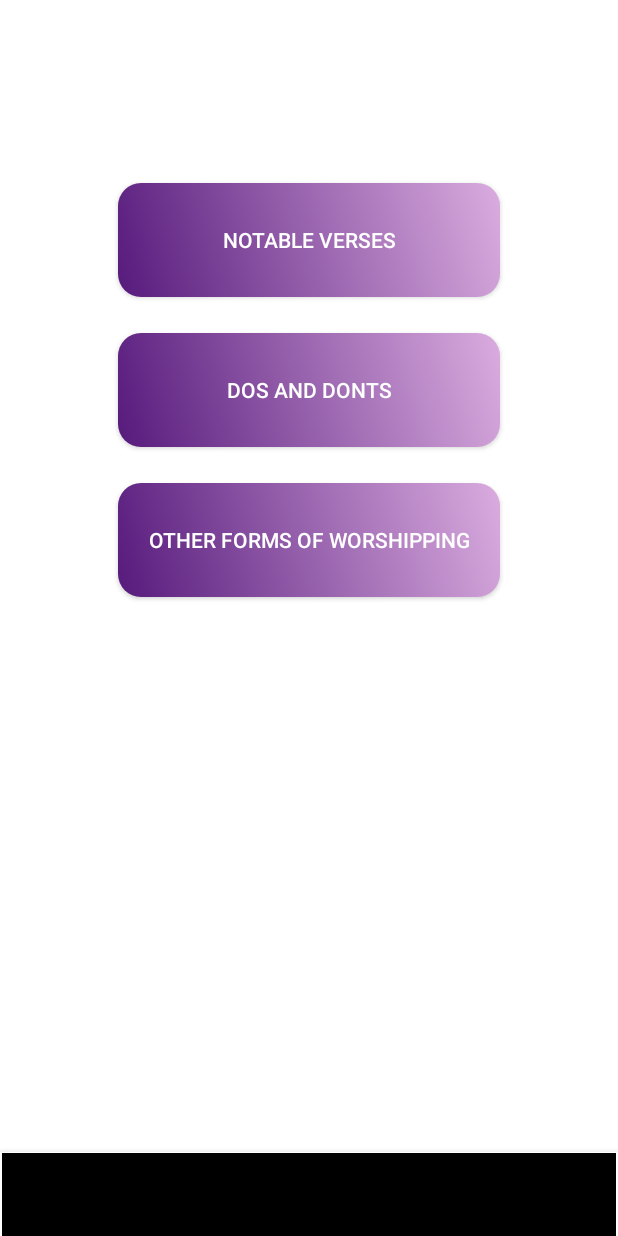
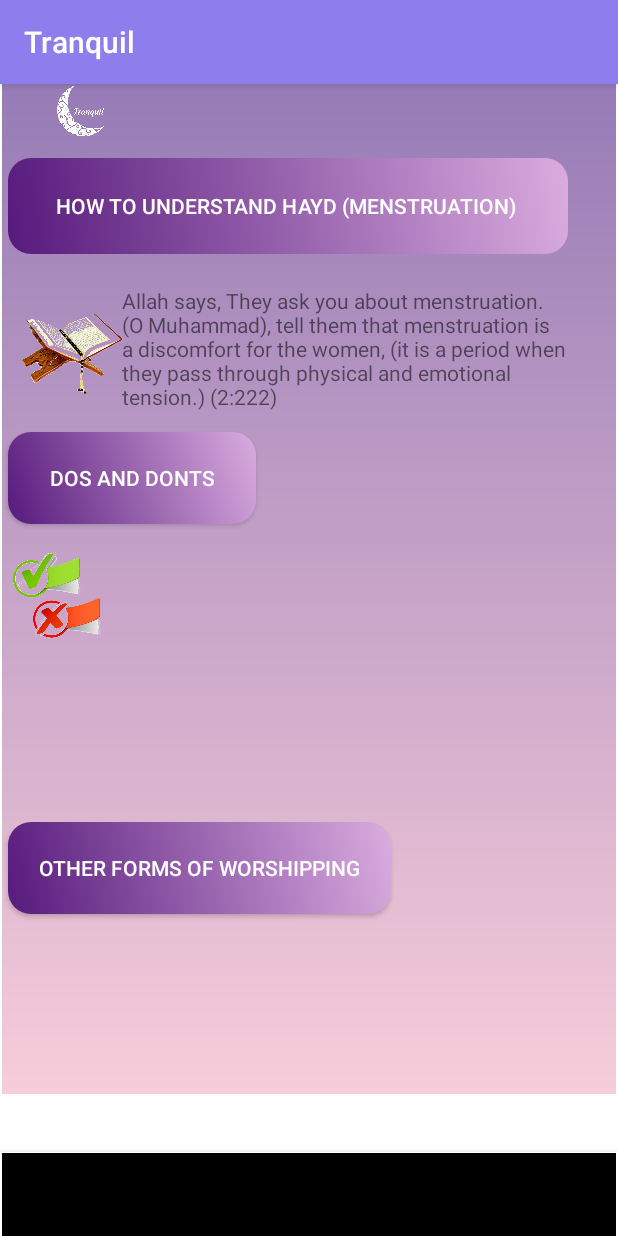
Before and after one commit to nuznoor/Tranquil, an Android app: the guidance2 screen opened through its navigation route, on a phone screen of 412 x 824 dp. Run offline under Robolectric (Android 15) with nearby library versions, the phone set to English and light mode, and no system bars; our stand-ins replace navigation-ui.

Commit message:
add title

```diff
--- a/app/src/main/AndroidManifest.xml
+++ b/app/src/main/AndroidManifest.xml
@@ -8,7 +8,7 @@
         android:label="@string/app_name"
         android:roundIcon="@mipmap/ic_launcher_round"
         android:supportsRtl="true"
-        android:theme="@style/Theme.AppCompat.NoActionBar">
+        android:theme="@style/AppTheme">
         <activity android:name=".Home"></activity>
         <activity android:name=".MainActivity">
             <intent-filter>
--- a/app/src/main/res/layout/fragment_community2.xml
+++ b/app/src/main/res/layout/fragment_community2.xml
@@ -4,6 +4,7 @@
     xmlns:tools="http://schemas.android.com/tools"
     android:layout_width="match_parent"
     android:layout_height="match_parent"
+    android:background="@drawable/gradient3"
     tools:context=".community2">
 
     <!-- TODO: Update blank fragment layout -->
--- a/app/src/main/res/layout/fragment_daily2.xml
+++ b/app/src/main/res/layout/fragment_daily2.xml
@@ -4,6 +4,7 @@
     xmlns:tools="http://schemas.android.com/tools"
     android:layout_width="match_parent"
     android:layout_height="match_parent"
+    android:background="@drawable/gradient3"
     tools:context=".daily2">
 
     <!-- TODO: Update blank fragment layout -->
--- a/app/src/main/res/layout/fragment_guidance2.xml
+++ b/app/src/main/res/layout/fragment_guidance2.xml
@@ -5,54 +5,101 @@
     xmlns:tools="http://schemas.android.com/tools"
     android:layout_width="match_parent"
     android:layout_height="match_parent"
+    android:background="@drawable/gradient3"
     tools:context=".MainActivity">
 
     <Button
         android:id="@+id/btn1"
-        android:layout_width="235dp"
-        android:layout_height="76dp"
+        android:layout_width="wrap_content"
+        android:layout_height="64dp"
         android:layout_alignParentStart="true"
+        android:layout_alignParentLeft="true"
         android:layout_alignParentEnd="true"
+        android:layout_alignParentRight="true"
         android:layout_alignParentBottom="true"
-        android:layout_marginStart="77dp"
-        android:layout_marginEnd="77dp"
-        android:layout_marginBottom="475dp"
+        android:layout_marginStart="4dp"
+        android:layout_marginLeft="4dp"
+        android:layout_marginEnd="32dp"
+        android:layout_marginRight="29dp"
+        android:layout_marginBottom="560dp"
         android:background="@drawable/grad"
-        android:text="Notable verses"
-        android:textColor="@color/white"
-        android:layout_alignParentRight="true"
-        android:layout_alignParentLeft="true" />
+        android:text="How to understand Hayd (Menstruation) "
+        android:textColor="@color/white" />
 
     <Button
         android:id="@+id/btn2"
-        android:layout_width="235dp"
-        android:layout_height="76dp"
+        android:layout_width="wrap_content"
+        android:layout_height="61dp"
         android:layout_alignParentStart="true"
+        android:layout_alignParentLeft="true"
         android:layout_alignParentEnd="true"
+        android:layout_alignParentRight="true"
         android:layout_alignParentBottom="true"
-        android:layout_marginStart="77dp"
-        android:layout_marginEnd="77dp"
-        android:layout_marginBottom="375dp"
+        android:layout_marginStart="4dp"
+        android:layout_marginLeft="4dp"
+        android:layout_marginEnd="240dp"
+        android:layout_marginRight="240dp"
+        android:layout_marginBottom="380dp"
         android:background="@drawable/grad"
-        android:text="Dos and donts"
-        android:textColor="@color/white"
-        android:layout_alignParentRight="true"
-        android:layout_alignParentLeft="true" />
+        android:text="dos and donts"
+        android:textColor="@color/white" />
 
     <Button
         android:id="@+id/btn3"
-        android:layout_width="235dp"
-        android:layout_height="76dp"
+        android:layout_width="wrap_content"
+        android:layout_height="61dp"
         android:layout_alignParentStart="true"
+        android:layout_alignParentLeft="true"
         android:layout_alignParentEnd="true"
+        android:layout_alignParentRight="true"
         android:layout_alignParentBottom="true"
-        android:layout_marginStart="77dp"
-        android:layout_marginEnd="77dp"
-        android:layout_marginBottom="275dp"
+        android:layout_marginStart="4dp"
+        android:layout_marginLeft="4dp"
+        android:layout_marginEnd="150dp"
+        android:layout_marginRight="41dp"
+        android:layout_marginBottom="120dp"
         android:background="@drawable/grad"
-        android:text="Other forms of worshipping"
-        android:textColor="@color/white"
-        android:layout_alignParentLeft="true"
-        android:layout_alignParentRight="true" />
+        android:text="other forms of worshipping"
+        android:textColor="@color/white" />
+
+    <ImageView
+        android:id="@+id/imageView"
+        android:layout_width="104dp"
+        android:layout_height="95dp"
+        android:layout_alignParentBottom="true"
+        android:layout_marginBottom="636dp"
+        app:srcCompat="@drawable/logo" />
+
+    <TextView
+        android:id="@+id/textView3"
+        android:layout_width="296dp"
+        android:layout_height="91dp"
+        android:layout_alignParentEnd="true"
+        android:layout_alignParentRight="true"
+        android:layout_alignParentBottom="true"
+        android:layout_marginEnd="33dp"
+        android:layout_marginRight="33dp"
+        android:layout_marginBottom="447dp"
+        android:text="Allah says, They ask you about menstruation. (O Muhammad), tell them that menstruation is a discomfort for the women, (it is a period when they pass through physical and emotional tension.) (2:222)" />
+
+    <ImageView
+        android:id="@+id/imageView6"
+        android:layout_width="104dp"
+        android:layout_height="174dp"
+        android:layout_alignParentEnd="true"
+        android:layout_alignParentRight="true"
+        android:layout_alignParentBottom="true"
+        android:layout_marginEnd="316dp"
+        android:layout_marginRight="316dp"
+        android:layout_marginBottom="408dp"
+        app:srcCompat="@drawable/quran_book" />
+
+    <ImageView
+        android:id="@+id/imageView7"
+        android:layout_width="75dp"
+        android:layout_height="58dp"
+        android:layout_alignParentBottom="true"
+        android:layout_marginBottom="304dp"
+        app:srcCompat="@drawable/dos_donts" />
 
 </RelativeLayout>
```
Also changed, not shown: app/src/main/res/drawable/dos_donts.png (added), app/src/main/res/drawable/quran_book.png (added).
